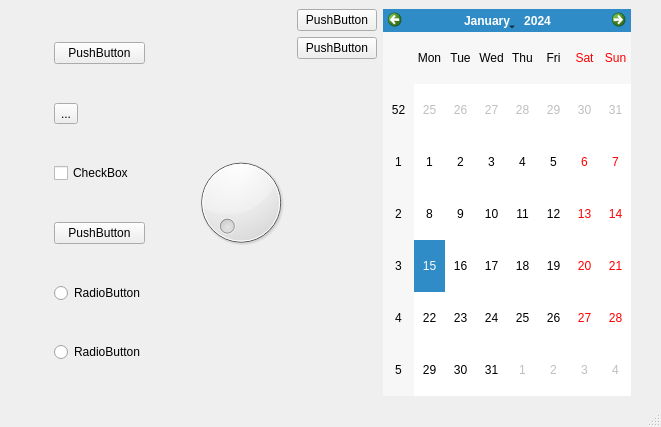
This is QT_6/test6/mainwindow.ui in Azonfox/CPPQT as Qt 5 draws it before an edit. The edited form follows.
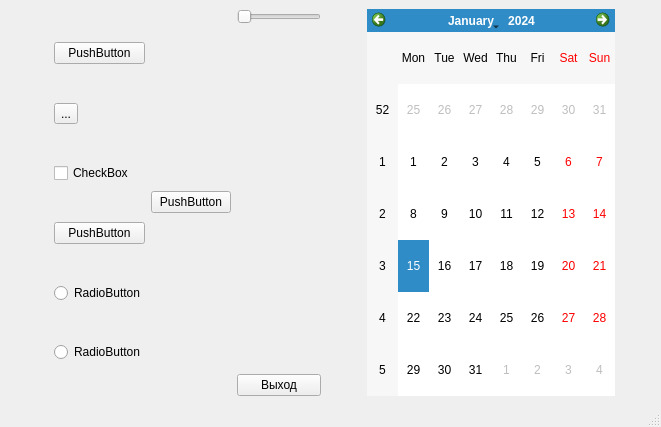
This is the edited form.

Diff of the .ui file:
```diff
--- a/QT_6/test6/mainwindow.ui
+++ b/QT_6/test6/mainwindow.ui
@@ -29,8 +29,6 @@
      </spacer>
     </item>
     <item>
-     <layout class="QHBoxLayout" name="horizontalLayout">
-      <item>
        <layout class="QHBoxLayout" name="horizontalLayout_2">
         <item>
          <layout class="QVBoxLayout" name="verticalLayout">
@@ -79,34 +77,23 @@
          </layout>
         </item>
         <item>
-         <spacer name="horizontalSpacer">
-          <property name="orientation">
-           <enum>Qt::Horizontal</enum>
-          </property>
-          <property name="sizeHint" stdset="0">
-           <size>
-            <width>40</width>
-            <height>20</height>
-           </size>
-          </property>
-         </spacer>
-        </item>
-        <item>
-         <widget class="QDial" name="dial"/>
-        </item>
-        <item>
-         <layout class="QVBoxLayout" name="verticalLayout_2">
-          <item>
            <widget class="QPushButton" name="pushButton">
             <property name="text">
              <string>PushButton</string>
             </property>
            </widget>
           </item>
+     </layout>
+    </item>
           <item>
-           <widget class="QPushButton" name="pushButton_2">
-            <property name="text">
-             <string>PushButton</string>
+     <layout class="QHBoxLayout" name="horizontalLayout"/>
+    </item>
+    <item>
+     <layout class="QVBoxLayout" name="verticalLayout_2">
+      <item>
+       <widget class="QSlider" name="horizontalSlider">
+        <property name="orientation">
+         <enum>Qt::Horizontal</enum>
             </property>
            </widget>
           </item>
@@ -123,11 +110,27 @@
             </property>
            </spacer>
           </item>
-         </layout>
+      <item>
+       <widget class="QPushButton" name="pushButton_2">
+        <property name="text">
+         <string>Выход</string>
+        </property>
+       </widget>
         </item>
        </layout>
       </item>
-     </layout>
+    <item>
+     <spacer name="horizontalSpacer">
+      <property name="orientation">
+       <enum>Qt::Horizontal</enum>
+      </property>
+      <property name="sizeHint" stdset="0">
+       <size>
+        <width>40</width>
+        <height>20</height>
+       </size>
+      </property>
+     </spacer>
     </item>
     <item>
      <widget class="QCalendarWidget" name="calendarWidget"/>
```
Left out of the diff: 19 changed lines with no effect on the pictures. Lines whose indentation alone changed are shown as unchanged.
